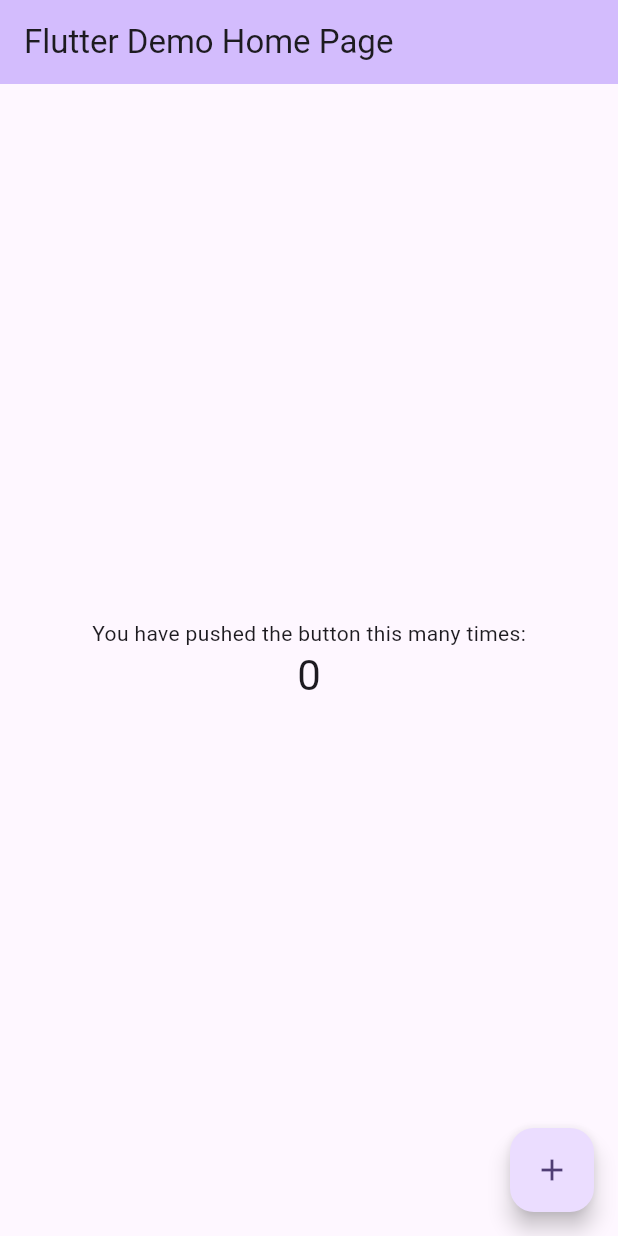
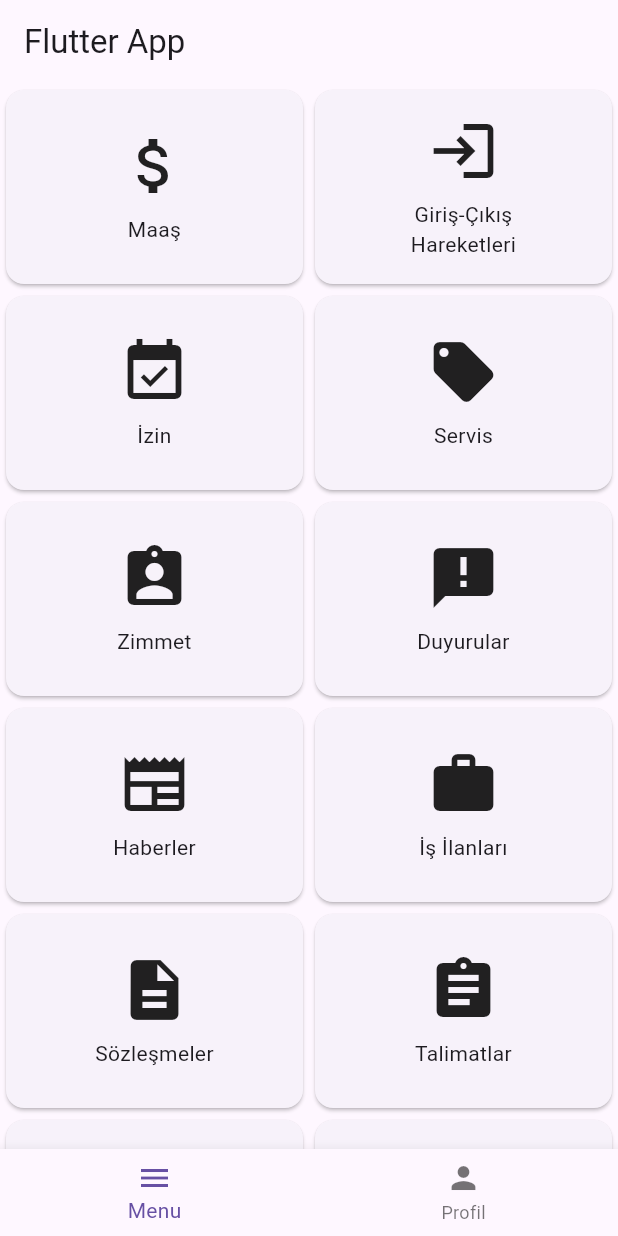
Before and after one commit to 676exe/opak_mobile, a Flutter app: the screen it shows after launch, on a phone screen of 412 x 824 dp. Run offline on Flutter 3.47's test engine with Material 3 defaults, Android fonts, the phone set to English and light mode, and no system bars.

Commit message:
Update main.dart

```diff
--- a/lib/main.dart
+++ b/lib/main.dart
@@ -1,125 +1,78 @@
 import 'package:flutter/material.dart';
 
 void main() {
-  runApp(const MyApp());
+  runApp(MyApp());
 }
 
 class MyApp extends StatelessWidget {
-  const MyApp({super.key});
-
-  // This widget is the root of your application.
   @override
   Widget build(BuildContext context) {
     return MaterialApp(
-      title: 'Flutter Demo',
-      theme: ThemeData(
-        // This is the theme of your application.
-        //
-        // TRY THIS: Try running your application with "flutter run". You'll see
-        // the application has a purple toolbar. Then, without quitting the app,
-        // try changing the seedColor in the colorScheme below to Colors.green
-        // and then invoke "hot reload" (save your changes or press the "hot
-        // reload" button in a Flutter-supported IDE, or press "r" if you used
-        // the command line to start the app).
-        //
-        // Notice that the counter didn't reset back to zero; the application
-        // state is not lost during the reload. To reset the state, use hot
-        // restart instead.
-        //
-        // This works for code too, not just values: Most code changes can be
-        // tested with just a hot reload.
-        colorScheme: ColorScheme.fromSeed(seedColor: Colors.deepPurple),
-        useMaterial3: true,
-      ),
-      home: const MyHomePage(title: 'Flutter Demo Home Page'),
+      debugShowCheckedModeBanner: false,
+      title: 'Flutter App',
+      home: MyHomePage(),
     );
   }
 }
 
 class MyHomePage extends StatefulWidget {
-  const MyHomePage({super.key, required this.title});
-
-  // This widget is the home page of your application. It is stateful, meaning
-  // that it has a State object (defined below) that contains fields that affect
-  // how it looks.
-
-  // This class is the configuration for the state. It holds the values (in this
-  // case the title) provided by the parent (in this case the App widget) and
-  // used by the build method of the State. Fields in a Widget subclass are
-  // always marked "final".
-
-  final String title;
-
   @override
-  State<MyHomePage> createState() => _MyHomePageState();
+  _MyHomePageState createState() => _MyHomePageState();
 }
 
 class _MyHomePageState extends State<MyHomePage> {
-  int _counter = 0;
-
-  void _incrementCounter() {
-    setState(() {
-      // This call to setState tells the Flutter framework that something has
-      // changed in this State, which causes it to rerun the build method below
-      // so that the display can reflect the updated values. If we changed
-      // _counter without calling setState(), then the build method would not be
-      // called again, and so nothing would appear to happen.
-      _counter++;
-    });
+  @override
+  Widget build(BuildContext context) {
+    return Scaffold(
+      appBar: AppBar(
+        title: Text('Flutter App'),
+      ),
+      body: GridView.count(childAspectRatio: 1.5,
+        crossAxisCount: 2,
+        children: [
+          _buildItem('Maaş', Icons.attach_money),
+          _buildItem('Giriş-Çıkış\nHareketleri', Icons.login),
+          _buildItem('İzin', Icons.event_available),
+          _buildItem('Servis', Icons.local_offer),
+          _buildItem('Zimmet', Icons.assignment_ind),
+          _buildItem('Duyurular', Icons.announcement),
+          _buildItem('Haberler', Icons.newspaper),
+          _buildItem('İş İlanları', Icons.work),
+          _buildItem('Sözleşmeler', Icons.description),
+          _buildItem('Talimatlar', Icons.assignment),
+          _buildItem('Anketler', Icons.poll),
+          _buildItem('Verimlilik', Icons.assessment),
+          _buildItem('Öneri\nŞikayet', Icons.feedback),
+          _buildItem('', Icons.question_mark),
+        ],
+      ),
+      bottomNavigationBar: BottomNavigationBar(
+        items: [
+          BottomNavigationBarItem(
+            icon: Icon(Icons.menu),
+            label: 'Menu',
+          ),
+          BottomNavigationBarItem(
+            icon: Icon(Icons.person),
+            label: 'Profil',
+          ),
+        ],
+      ),
+    );
   }
 
-  @override
-  Widget build(BuildContext context) {
-    // This method is rerun every time setState is called, for instance as done
-    // by the _incrementCounter method above.
-    //
-    // The Flutter framework has been optimized to make rerunning build methods
-    // fast, so that you can just rebuild anything that needs updating rather
-    // than having to individually change instances of widgets.
-    return Scaffold(
-      appBar: AppBar(
-        // TRY THIS: Try changing the color here to a specific color (to
-        // Colors.amber, perhaps?) and trigger a hot reload to see the AppBar
-        // change color while the other colors stay the same.
-        backgroundColor: Theme.of(context).colorScheme.inversePrimary,
-        // Here we take the value from the MyHomePage object that was created by
-        // the App.build method, and use it to set our appbar title.
-        title: Text(widget.title),
-      ),
-      body: Center(
-        // Center is a layout widget. It takes a single child and positions it
-        // in the middle of the parent.
+  Widget _buildItem(String title, IconData icon) {
+    return Card(
+      child: Center(
         child: Column(
-          // Column is also a layout widget. It takes a list of children and
-          // arranges them vertically. By default, it sizes itself to fit its
-          // children horizontally, and tries to be as tall as its parent.
-          //
-          // Column has various properties to control how it sizes itself and
-          // how it positions its children. Here we use mainAxisAlignment to
-          // center the children vertically; the main axis here is the vertical
-          // axis because Columns are vertical (the cross axis would be
-          // horizontal).
-          //
-          // TRY THIS: Invoke "debug painting" (choose the "Toggle Debug Paint"
-          // action in the IDE, or press "p" in the console), to see the
-          // wireframe for each widget.
           mainAxisAlignment: MainAxisAlignment.center,
-          children: <Widget>[
-            const Text(
-              'You have pushed the button this many times:',
-            ),
-            Text(
-              '$_counter',
-              style: Theme.of(context).textTheme.headlineMedium,
-            ),
+          children: [
+            Icon(icon, size: 48.0),
+            SizedBox(height: 8.0),
+            Text(title, textAlign: TextAlign.center),
           ],
         ),
       ),
-      floatingActionButton: FloatingActionButton(
-        onPressed: _incrementCounter,
-        tooltip: 'Increment',
-        child: const Icon(Icons.add),
-      ), // This trailing comma makes auto-formatting nicer for build methods.
     );
   }
 }
```
